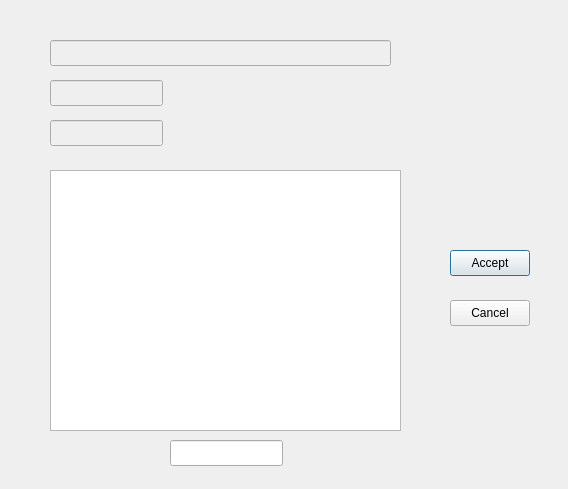
1599982/Wallet, file commitwindow.ui: the form before one commit.
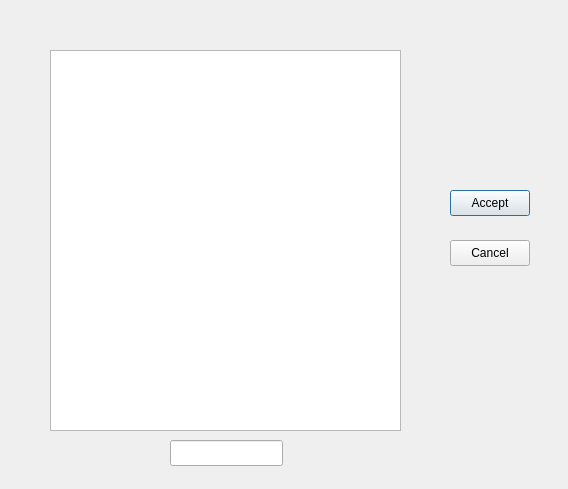
The form after the commit.

Commit message: Changes in form logic

What changed in the file:
```diff
--- a/commitwindow.ui
+++ b/commitwindow.ui
@@ -17,9 +17,9 @@
    <property name="geometry">
     <rect>
      <x>50</x>
-     <y>170</y>
+     <y>50</y>
      <width>351</width>
-     <height>261</height>
+     <height>381</height>
     </rect>
    </property>
   </widget>
@@ -27,7 +27,7 @@
    <property name="geometry">
     <rect>
      <x>450</x>
-     <y>250</y>
+     <y>190</y>
      <width>80</width>
      <height>26</height>
     </rect>
@@ -40,7 +40,7 @@
    <property name="geometry">
     <rect>
      <x>450</x>
-     <y>300</y>
+     <y>240</y>
      <width>80</width>
      <height>26</height>
     </rect>
@@ -49,45 +49,6 @@
     <string>Cancel</string>
    </property>
   </widget>
-  <widget class="QLineEdit" name="lineEdit">
-   <property name="enabled">
-    <bool>false</bool>
-   </property>
-   <property name="geometry">
-    <rect>
-     <x>50</x>
-     <y>40</y>
-     <width>341</width>
-     <height>26</height>
-    </rect>
-   </property>
-  </widget>
-  <widget class="QLineEdit" name="lineEdit_2">
-   <property name="enabled">
-    <bool>false</bool>
-   </property>
-   <property name="geometry">
-    <rect>
-     <x>50</x>
-     <y>80</y>
-     <width>113</width>
-     <height>26</height>
-    </rect>
-   </property>
-  </widget>
-  <widget class="QLineEdit" name="lineEdit_3">
-   <property name="enabled">
-    <bool>false</bool>
-   </property>
-   <property name="geometry">
-    <rect>
-     <x>50</x>
-     <y>120</y>
-     <width>113</width>
-     <height>26</height>
-    </rect>
-   </property>
-  </widget>
   <widget class="QLineEdit" name="LEDIT_AMOUNT">
    <property name="geometry">
     <rect>
```
Left out of the diff: 2 changed lines with no effect on the pictures. The commit also changes 6 other files.
